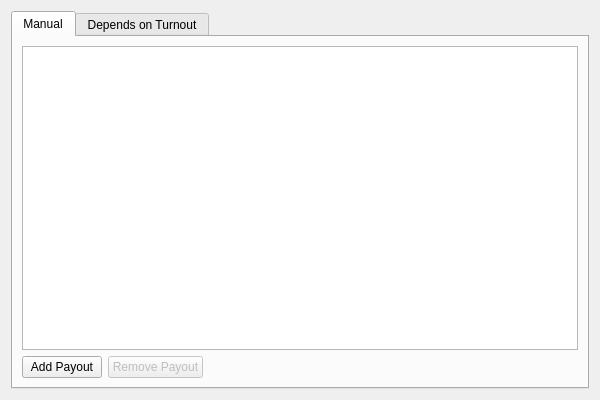
First picture: the form in TBQt/TBSetupPayoutsWidget.ui, repository ryandrake08/td, before the edit.
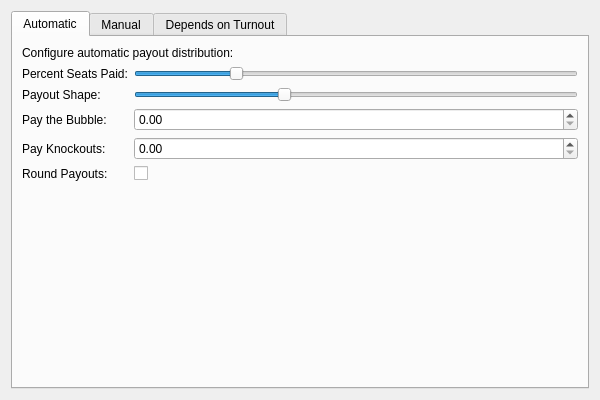
Second picture: the form after the edit.

Commit message: Significant improvements to setup tabs

```diff
--- a/TBQt/TBSetupPayoutsWidget.ui
+++ b/TBQt/TBSetupPayoutsWidget.ui
@@ -19,6 +19,127 @@
      <property name="currentIndex">
       <number>0</number>
      </property>
+     <widget class="QWidget" name="automaticTab">
+      <attribute name="title">
+       <string>Automatic</string>
+      </attribute>
+      <layout class="QVBoxLayout" name="automaticLayout">
+       <item>
+        <widget class="QLabel" name="automaticLabel">
+         <property name="text">
+          <string>Configure automatic payout distribution:</string>
+         </property>
+        </widget>
+       </item>
+       <item>
+        <layout class="QFormLayout" name="automaticFormLayout">
+         <item row="0" column="0">
+          <widget class="QLabel" name="percentSeatsPaidLabel">
+           <property name="text">
+            <string>Percent Seats Paid:</string>
+           </property>
+          </widget>
+         </item>
+         <item row="0" column="1">
+          <widget class="QSlider" name="percentSeatsPaidSlider">
+           <property name="minimum">
+            <number>5</number>
+           </property>
+           <property name="maximum">
+            <number>50</number>
+           </property>
+           <property name="value">
+            <number>15</number>
+           </property>
+           <property name="orientation">
+            <enum>Qt::Horizontal</enum>
+           </property>
+          </widget>
+         </item>
+         <item row="1" column="0">
+          <widget class="QLabel" name="payoutShapeLabel">
+           <property name="text">
+            <string>Payout Shape:</string>
+           </property>
+          </widget>
+         </item>
+         <item row="1" column="1">
+          <widget class="QSlider" name="payoutShapeSlider">
+           <property name="minimum">
+            <number>10</number>
+           </property>
+           <property name="maximum">
+            <number>40</number>
+           </property>
+           <property name="value">
+            <number>20</number>
+           </property>
+           <property name="orientation">
+            <enum>Qt::Horizontal</enum>
+           </property>
+          </widget>
+         </item>
+         <item row="2" column="0">
+          <widget class="QLabel" name="payTheBubbleLabel">
+           <property name="text">
+            <string>Pay the Bubble:</string>
+           </property>
+          </widget>
+         </item>
+         <item row="2" column="1">
+          <widget class="QDoubleSpinBox" name="payTheBubbleSpinBox">
+           <property name="minimum">
+            <double>0.000000000000000</double>
+           </property>
+           <property name="maximum">
+            <double>999.990000000000009</double>
+           </property>
+          </widget>
+         </item>
+         <item row="3" column="0">
+          <widget class="QLabel" name="payKnockoutsLabel">
+           <property name="text">
+            <string>Pay Knockouts:</string>
+           </property>
+          </widget>
+         </item>
+         <item row="3" column="1">
+          <widget class="QDoubleSpinBox" name="payKnockoutsSpinBox">
+           <property name="minimum">
+            <double>0.000000000000000</double>
+           </property>
+           <property name="maximum">
+            <double>999.990000000000009</double>
+           </property>
+          </widget>
+         </item>
+         <item row="4" column="0">
+          <widget class="QLabel" name="roundPayoutsLabel">
+           <property name="text">
+            <string>Round Payouts:</string>
+           </property>
+          </widget>
+         </item>
+         <item row="4" column="1">
+          <widget class="QCheckBox" name="roundPayoutsCheckBox"/>
+         </item>
+        </layout>
+       </item>
+       <item>
+        <spacer name="automaticSpacer">
+         <property name="orientation">
+          <enum>Qt::Vertical</enum>
+         </property>
+         <property name="sizeHint" stdset="0">
+          <size>
+           <width>20</width>
+           <height>40</height>
+          </size>
+         </property>
+        </spacer>
+       </item>
+      </layout>
+     </widget>
      <widget class="QWidget" name="manualTab">
       <attribute name="title">
        <string>Manual</string>
```
The commit also changes 32 other files.
